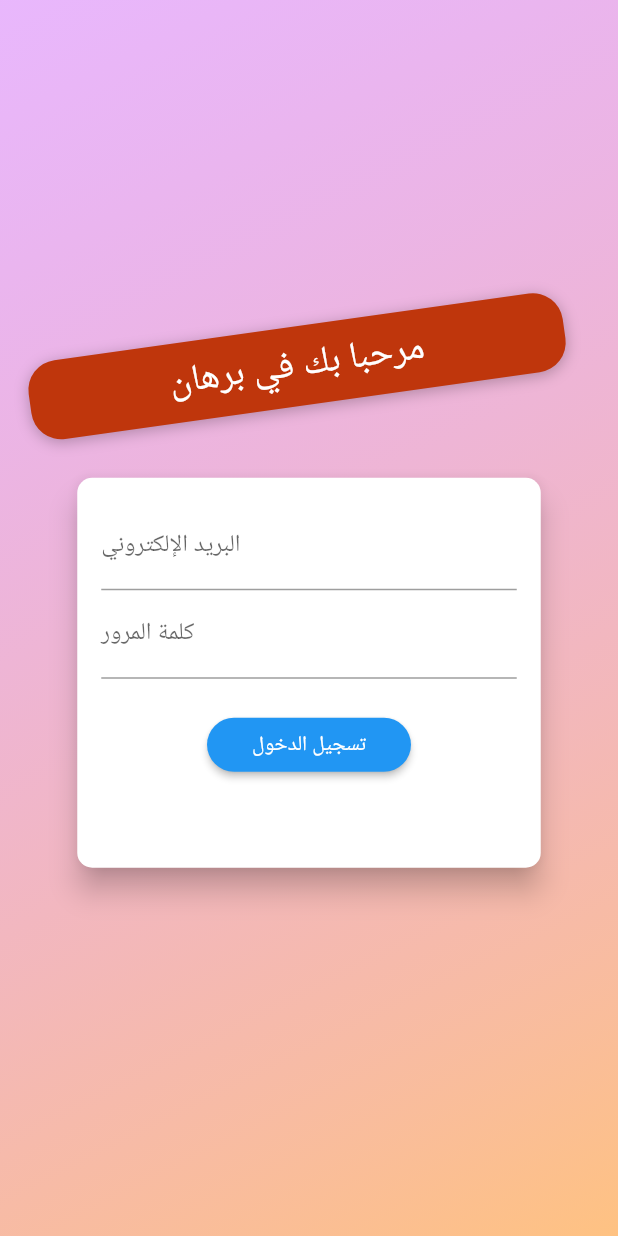
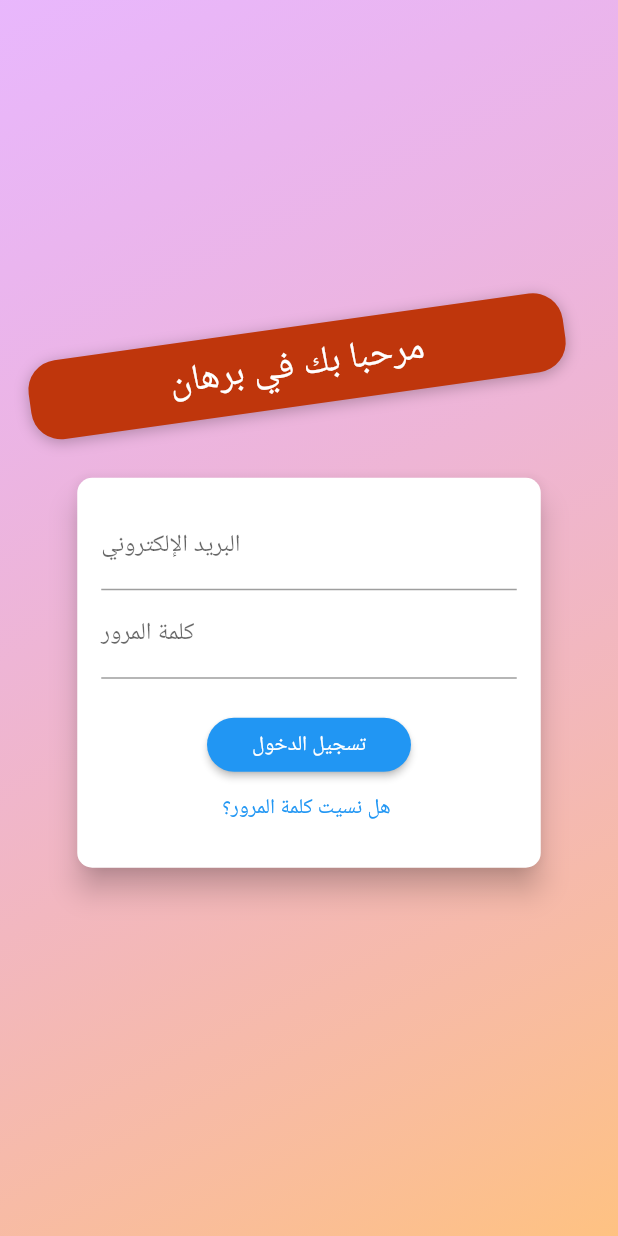
Before and after one commit to ahmed425/Borhan-Admin, a Flutter app: the screen it shows after launch, on a phone screen of 412 x 824 dp. Run offline on Flutter 3.47's test engine with Material 2 defaults, Android fonts, the phone set to English and light mode, and no system bars.

Commit message:
Admin Login With Password Reset Through Email

```diff
--- a/lib/models/http_exception.dart
+++ b/lib/models/http_exception.dart
@@ -6,6 +6,5 @@ class HttpException implements Exception {
   @override
   String toString() {
     return message;
-    // return super.toString(); // Instance of HttpException
   }
 }
--- a/lib/screens/auth_screen.dart
+++ b/lib/screens/auth_screen.dart
@@ -1,251 +1,15 @@
-// import 'dart:math';
-
-// import 'package:flutter/material.dart';
-// import 'package:provider/provider.dart';
-
-// import '../providers/auth.dart';
-
-// enum AuthMode { Signup, Login }
-
-// class AuthScreen extends StatelessWidget {
-//   static const routeName = '/auth';
-
-//   @override
-//   Widget build(BuildContext context) {
-//     final deviceSize = MediaQuery.of(context).size;
-//     // final transformConfig = Matrix4.rotationZ(-8 * pi / 180);
-//     // transformConfig.translate(-10.0);
-//     return Scaffold(
-//       // resizeToAvoidBottomInset: false,
-//       body: Stack(
-//         children: <Widget>[
-//           Container(
-//             decoration: BoxDecoration(
-//               gradient: LinearGradient(
-//                 colors: [
-//                   Color.fromRGBO(215, 117, 255, 1).withOpacity(0.5),
-//                   Color.fromRGBO(255, 188, 117, 1).withOpacity(0.9),
-//                 ],
-//                 begin: Alignment.topLeft,
-//                 end: Alignment.bottomRight,
-//                 stops: [0, 1],
-//               ),
-//             ),
-//           ),
-//           SingleChildScrollView(
-//             child: Container(
-//               height: deviceSize.height,
-//               width: deviceSize.width,
-//               child: Column(
-//                 mainAxisAlignment: MainAxisAlignment.center,
-//                 crossAxisAlignment: CrossAxisAlignment.center,
-//                 children: <Widget>[
-//                   Flexible(
-//                     child: Container(
-//                       margin: EdgeInsets.only(bottom: 20.0),
-//                       padding:
-//                           EdgeInsets.symmetric(vertical: 8.0, horizontal: 94.0),
-//                       transform: Matrix4.rotationZ(-8 * pi / 180)
-//                         ..translate(-10.0),
-//                       // ..translate(-10.0),
-//                       decoration: BoxDecoration(
-//                         borderRadius: BorderRadius.circular(20),
-//                         color: Colors.deepOrange.shade900,
-//                         boxShadow: [
-//                           BoxShadow(
-//                             blurRadius: 8,
-//                             color: Colors.black26,
-//                             offset: Offset(0, 2),
-//                           )
-//                         ],
-//                       ),
-//                       child: Text(
-//                         'MyShop',
-//                         style: TextStyle(
-//                           color: Theme.of(context).accentTextTheme.title.color,
-//                           fontSize: 50,
-//                           fontFamily: 'Anton',
-//                           fontWeight: FontWeight.normal,
-//                         ),
-//                       ),
-//                     ),
-//                   ),
-//                   Flexible(
-//                     flex: deviceSize.width > 600 ? 2 : 1,
-//                     child: AuthCard(),
-//                   ),
-//                 ],
-//               ),
-//             ),
-//           ),
-//         ],
-//       ),
-//     );
-//   }
-// }
-
-// class AuthCard extends StatefulWidget {
-//   const AuthCard({
-//     Key key,
-//   }) : super(key: key);
-
-//   @override
-//   _AuthCardState createState() => _AuthCardState();
-// }
-
-// class _AuthCardState extends State<AuthCard> {
-//   final GlobalKey<FormState> _formKey = GlobalKey();
-//   AuthMode _authMode = AuthMode.Login;
-//   Map<String, String> _authData = {
-//     'email': '',
-//     'password': '',
-//   };
-//   var _isLoading = false;
-//   final _passwordController = TextEditingController();
-
-//   Future<void> _submit() async {
-//     if (!_formKey.currentState.validate()) {
-//       // Invalid!
-//       return;
-//     }
-//     _formKey.currentState.save();
-//     setState(() {
-//       _isLoading = true;
-//     });
-//     if (_authMode == AuthMode.Login) {
-//       // Log user in
-//       await Provider.of<Auth>(context, listen: false).login(
-//         _authData['email'],
-//         _authData['password'],
-//       );
-//     } else {
-//       // Sign user up
-//       await Provider.of<Auth>(context, listen: false).signup(
-//         _authData['email'],
-//         _authData['password'],
-//       );
-//     }
-//     setState(() {
-//       _isLoading = false;
-//     });
-//   }
-
-//   void _switchAuthMode() {
-//     if (_authMode == AuthMode.Login) {
-//       setState(() {
-//         _authMode = AuthMode.Signup;
-//       });
-//     } else {
-//       setState(() {
-//         _authMode = AuthMode.Login;
-//       });
-//     }
-//   }
-
-//   @override
-//   Widget build(BuildContext context) {
-//     final deviceSize = MediaQuery.of(context).size;
-//     return Card(
-//       shape: RoundedRectangleBorder(
-//         borderRadius: BorderRadius.circular(10.0),
-//       ),
-//       elevation: 8.0,
-//       child: Container(
-//         height: _authMode == AuthMode.Signup ? 320 : 260,
-//         constraints:
-//             BoxConstraints(minHeight: _authMode == AuthMode.Signup ? 320 : 260),
-//         width: deviceSize.width * 0.75,
-//         padding: EdgeInsets.all(16.0),
-//         child: Form(
-//           key: _formKey,
-//           child: SingleChildScrollView(
-//             child: Column(
-//               children: <Widget>[
-//                 TextFormField(
-//                   decoration: InputDecoration(labelText: 'E-Mail'),
-//                   keyboardType: TextInputType.emailAddress,
-//                   validator: (value) {
-//                     if (value.isEmpty || !value.contains('@')) {
-//                       return 'Invalid email!';
-//                     }
-//                   },
-//                   onSaved: (value) {
-//                     _authData['email'] = value;
-//                   },
-//                 ),
-//                 TextFormField(
-//                   decoration: InputDecoration(labelText: 'Password'),
-//                   obscureText: true,
-//                   controller: _passwordController,
-//                   validator: (value) {
-//                     if (value.isEmpty || value.length < 5) {
-//                       return 'Password is too short!';
-//                     }
-//                   },
-//                   onSaved: (value) {
-//                     _authData['password'] = value;
-//                   },
-//                 ),
-//                 if (_authMode == AuthMode.Signup)
-//                   TextFormField(
-//                     enabled: _authMode == AuthMode.Signup,
-//                     decoration: InputDecoration(labelText: 'Confirm Password'),
-//                     obscureText: true,
-//                     validator: _authMode == AuthMode.Signup
-//                         ? (value) {
-//                             if (value != _passwordController.text) {
-//                               return 'Passwords do not match!';
-//                             }
-//                           }
-//                         : null,
-//                   ),
-//                 SizedBox(
-//                   height: 20,
-//                 ),
-//                 if (_isLoading)
-//                   CircularProgressIndicator()
-//                 else
-//                   RaisedButton(
-//                     child:
-//                         Text(_authMode == AuthMode.Login ? 'LOGIN' : 'SIGN UP'),
-//                     onPressed: _submit,
-//                     shape: RoundedRectangleBorder(
-//                       borderRadius: BorderRadius.circular(30),
-//                     ),
-//                     padding:
-//                         EdgeInsets.symmetric(horizontal: 30.0, vertical: 8.0),
-//                     color: Theme.of(context).primaryColor,
-//                     textColor: Theme.of(context).primaryTextTheme.button.color,
-//                   ),
-//                 FlatButton(
-//                   child: Text(
-//                       '${_authMode == AuthMode.Login ? 'SIGNUP' : 'LOGIN'} INSTEAD'),
-//                   onPressed: _switchAuthMode,
-//                   padding: EdgeInsets.symmetric(horizontal: 30.0, vertical: 4),
-//                   materialTapTargetSize: MaterialTapTargetSize.shrinkWrap,
-//                   textColor: Theme.of(context).primaryColor,
-//                 ),
-//               ],
-//             ),
-//           ),
-//         ),
-//       ),
-//     );
-//   }
-// }
-
-import 'dart:io';
 import 'dart:math';
 
-import 'package:BorhanAdmin/providers/auth.dart';
-import 'package:BorhanAdmin/screens/home_screen.dart';
-import 'package:flutter/cupertino.dart';
 import 'package:flutter/material.dart';
 import 'package:provider/provider.dart';
-import '../models/http_exception.dart';
+
+import '../providers/auth.dart';
+import 'home_screen.dart';
+
+enum AuthMode { ResetPassword, Login }
 
 class AuthScreen extends StatelessWidget {
-//  static const routeName = '/auth';
+  static const routeName = '/auth';
 
   @override
   Widget build(BuildContext context) {
@@ -332,6 +96,7 @@ class AuthCard extends StatefulWidget {
 
 class _AuthCardState extends State<AuthCard> {
   final GlobalKey<FormState> _formKey = GlobalKey();
+  AuthMode _authMode = AuthMode.Login;
   Map<String, String> _authData = {
     'email': '',
     'password': '',
@@ -362,28 +127,19 @@ class _AuthCardState extends State<AuthCard> {
       // Invalid!
       return;
     }
-    // _showErrorDialog("ghghvghvghvghg");
-    print("submit");
     _formKey.currentState.save();
     setState(() {
       _isLoading = true;
     });
-    // if (_authMode == AuthMode.Login) {
-    // Log user in
-    // await Provider.of<Auth>(context, listen: false).login(
-    //   _authData['email'],
-    //   _authData['password'],
-    // );
-    // } else {
-    // Sign user up
-
+    if (_authMode == AuthMode.Login) {
       try {
         // Log user in
         await Provider.of<Auth>(context, listen: false).login(
           _authData['email'],
           _authData['password'],
         );
-      Navigator.push(context, MaterialPageRoute(builder: (context) => Home()));
+        Navigator.push(
+            context, MaterialPageRoute(builder: (context) => Home()));
         // Navigator.of(context).pushReplacementNamed('/home');
       }
       //  on HttpException catch (error) {
@@ -402,47 +158,26 @@ class _AuthCardState extends State<AuthCard> {
             'البريد الإلكتروني أو كلمة المرور غير صحيحة,رجاء المحاولة مرة أخري';
         _showErrorDialog(errorMessage);
       }
-    // on HttpException catch (error) {
-    //   //  if (error.toString().contains('INVALID_PASSWORD')) {
-    //            _showErrorDialog("noooooooo");
-
-    //   // }
-    // }
-
-    // try {
-    //   await Provider.of<Auth>(context, listen: false).login(
-    //     _authData['email'],
-    //     _authData['password'],
-    //   );
-    // } on HttpException catch (error) {
-    //   var errorMessage;
-
-    //   if (error.toString().contains('INVALID_PASSWORD')) {
-    //     errorMessage = 'Invalid password.';
-    //   }
-    //   _showErrorDialog(errorMessage);
-    // } catch (error) {
-    //   const errorMessage =
-    //       'Could not authenticate you. Please try again later.';
-    //   _showErrorDialog(errorMessage);
-    // }
-
+    } else {
+      await Provider.of<Auth>(context, listen: false)
+          .resetPassword(_authData['email']);
+    }
     setState(() {
       _isLoading = false;
     });
   }
 
-  // void _switchAuthMode() {
-  //   if (_authMode == AuthMode.Login) {
-  //     setState(() {
-  //       _authMode = AuthMode.Signup;
-  //     });
-  //   } else {
-  //     setState(() {
-  //       _authMode = AuthMode.Login;
-  //     });
-  //   }
-  // }
+  void _switchAuthMode() {
+    if (_authMode == AuthMode.Login) {
+      setState(() {
+        _authMode = AuthMode.ResetPassword;
+      });
+    } else {
+      setState(() {
+        _authMode = AuthMode.Login;
+      });
+    }
+  }
 
   @override
   Widget build(BuildContext context) {
@@ -453,8 +188,9 @@ class _AuthCardState extends State<AuthCard> {
       ),
       elevation: 8.0,
       child: Container(
-        height: 260,
-        constraints: BoxConstraints(minHeight: 260),
+        height: _authMode == AuthMode.ResetPassword ? 320 : 260,
+        constraints: BoxConstraints(
+            minHeight: _authMode == AuthMode.ResetPassword ? 320 : 260),
         width: deviceSize.width * 0.75,
         padding: EdgeInsets.all(16.0),
         child: Form(
@@ -474,10 +210,10 @@ class _AuthCardState extends State<AuthCard> {
                     _authData['email'] = value;
                   },
                 ),
+                if (_authMode == AuthMode.Login)
                   TextFormField(
                     decoration: InputDecoration(labelText: 'كلمة المرور'),
                     obscureText: true,
-//                  textAlign: TextAlign.right,
                     controller: _passwordController,
                     validator: (value) {
                       if (value.isEmpty || value.length < 5) {
@@ -488,11 +224,29 @@ class _AuthCardState extends State<AuthCard> {
                       _authData['password'] = value;
                     },
                   ),
+                // if (_authMode == AuthMode.ResetPassword)
+                //   TextFormField(
+                //     enabled: _authMode == AuthMode.ResetPassword,
+                //     decoration: InputDecoration(labelText: 'Confirm Password'),
+                //     obscureText: true,
+                //     validator: _authMode == AuthMode.ResetPassword
+                //         ? (value) {
+                //             if (value != _passwordController.text) {
+                //               return 'Passwords do not match!';
+                //             }
+                //           }
+                //         : null,
+                //   ),
                 SizedBox(
                   height: 20,
                 ),
+                if (_isLoading)
+                  CircularProgressIndicator()
+                else
                   RaisedButton(
-                  child: Text('تسجيل الدخول'),
+                    child: Text(_authMode == AuthMode.Login
+                        ? 'تسجيل الدخول'
+                        : 'إرسال رابط تغيير كلمة المرور'),
                     onPressed: _submit,
                     shape: RoundedRectangleBorder(
                       borderRadius: BorderRadius.circular(30),
@@ -502,6 +256,14 @@ class _AuthCardState extends State<AuthCard> {
                     color: Theme.of(context).primaryColor,
                     textColor: Theme.of(context).primaryTextTheme.button.color,
                   ),
+                FlatButton(
+                  child: Text(
+                      '${_authMode == AuthMode.Login ? 'هل نسيت كلمة المرور؟' : 'الرجوع إلي تسجيل الدخول'} '),
+                  onPressed: _switchAuthMode,
+                  padding: EdgeInsets.symmetric(horizontal: 30.0, vertical: 4),
+                  materialTapTargetSize: MaterialTapTargetSize.shrinkWrap,
+                  textColor: Theme.of(context).primaryColor,
+                ),
               ],
             ),
           ),
@@ -510,3 +272,297 @@ class _AuthCardState extends State<AuthCard> {
     );
   }
 }
+
+// import 'dart:io';
+// import 'dart:math';
+
+// import 'package:BorhanAdmin/providers/auth.dart';
+// import 'package:BorhanAdmin/screens/home_screen.dart';
+// import 'package:flutter/cupertino.dart';
+// import 'package:flutter/material.dart';
+// import 'package:provider/provider.dart';
+
+// // import '../models/http_exception.dart';
+// enum AuthMode { Login, Reset }
+
+// class AuthScreen extends StatelessWidget {
+// //  static const routeName = '/auth';
+//   @override
+//   Widget build(BuildContext context) {
+//     final deviceSize = MediaQuery.of(context).size;
+//     // final transformConfig = Matrix4.rotationZ(-8 * pi / 180);
+//     // transformConfig.translate(-10.0);
+//     return Scaffold(
+//       // resizeToAvoidBottomInset: false,
+//       body: Stack(
+//         children: <Widget>[
+//           Container(
+//             decoration: BoxDecoration(
+//               gradient: LinearGradient(
+//                 colors: [
+//                   Color.fromRGBO(215, 117, 255, 1).withOpacity(0.5),
+//                   Color.fromRGBO(255, 188, 117, 1).withOpacity(0.9),
+//                 ],
+//                 begin: Alignment.topLeft,
+//                 end: Alignment.bottomRight,
+//                 stops: [0, 1],
+//               ),
+//             ),
+//           ),
+//           SingleChildScrollView(
+//             child: Container(
+//               height: deviceSize.height,
+//               width: deviceSize.width,
+//               child: Column(
+//                 mainAxisAlignment: MainAxisAlignment.center,
+//                 crossAxisAlignment: CrossAxisAlignment.center,
+//                 children: <Widget>[
+//                   Flexible(
+//                     child: Container(
+//                       margin: EdgeInsets.only(bottom: 20.0),
+//                       padding:
+//                           EdgeInsets.symmetric(vertical: 8.0, horizontal: 94.0),
+//                       transform: Matrix4.rotationZ(-8 * pi / 180)
+//                         ..translate(-10.0),
+//                       // ..translate(-10.0),
+//                       decoration: BoxDecoration(
+//                         borderRadius: BorderRadius.circular(20),
+//                         color: Colors.deepOrange.shade900,
+//                         boxShadow: [
+//                           BoxShadow(
+//                             blurRadius: 8,
+//                             color: Colors.black26,
+//                             offset: Offset(0, 2),
+//                           )
+//                         ],
+//                       ),
+//                       child: Text(
+//                         'مرحبا بك في برهان',
+//                         style: TextStyle(
+//                           color: Theme.of(context).accentTextTheme.title.color,
+//                           fontSize: 25,
+//                           fontFamily: 'Anton',
+//                           fontWeight: FontWeight.normal,
+//                         ),
+//                       ),
+//                     ),
+//                   ),
+//                   Flexible(
+//                     flex: deviceSize.width > 600 ? 2 : 1,
+//                     child: AuthCard(),
+//                   ),
+//                 ],
+//               ),
+//             ),
+//           ),
+//         ],
+//       ),
+//     );
+//   }
+// }
+
+// class AuthCard extends StatefulWidget {
+//   const AuthCard({
+//     Key key,
+//   }) : super(key: key);
+
+//   @override
+//   _AuthCardState createState() => _AuthCardState();
+// }
+
+// class _AuthCardState extends State<AuthCard> {
+//   final GlobalKey<FormState> _formKey = GlobalKey();
+//   AuthMode _authMode = AuthMode.Login;
+
+//   Map<String, String> _authData = {
+//     'email': '',
+//     'password': '',
+//   };
+//   var _isLoading = false;
+//   final _passwordController = TextEditingController();
+//   void _showErrorDialog(String message) {
+//     print("alert");
+//     showDialog(
+//       context: context,
+//       builder: (ctx) => AlertDialog(
+//         title: Text('حدث خطأ ما'),
+//         content: Text(message),
+//         actions: <Widget>[
+//           FlatButton(
+//             child: Text('Okay'),
+//             onPressed: () {
+//               Navigator.of(ctx).pop();
+//             },
+//           )
+//         ],
+//       ),
+//     );
+//   }
+
+//   Future<void> _submit() async {
+//     if (!_formKey.currentState.validate()) {
+//       // Invalid!
+//       return;
+//     }
+//     // _showErrorDialog("ghghvghvghvghg");
+//     print("submit");
+//     _formKey.currentState.save();
+//     setState(() {
+//       _isLoading = true;
+//     });
+//     if (_authMode == AuthMode.Login) {
+//       try {
+//         // Log user in
+//         await Provider.of<Auth>(context, listen: false).login(
+//           _authData['email'],
+//           _authData['password'],
+//         );
+//         Navigator.push(
+//             context, MaterialPageRoute(builder: (context) => Home()));
+//         // Navigator.of(context).pushReplacementNamed('/home');
+//       }
+//       //  on HttpException catch (error) {
+//       //   var errorMessage = 'Authentication failed';
+//       //   if (error.toString().contains('INVALID_EMAIL')) {
+//       //     errorMessage = 'This is not a valid email address';
+//       //   }  else if (error.toString().contains('EMAIL_NOT_FOUND')) {
+//       //     errorMessage = 'Could not find a user with that email.';
+//       //   } else if (error.toString().contains('INVALID_PASSWORD')) {
+//       //     errorMessage = 'Invalid password.';
+//       //   }
+//       //   _showErrorDialog(errorMessage);
+//       // }
+//       catch (error) {
+//         const errorMessage =
+//             'البريد الإلكتروني أو كلمة المرور غير صحيحة,رجاء المحاولة مرة أخري';
+//         _showErrorDialog(errorMessage);
+//       }
+//     } else {}
+
+//     // on HttpException catch (error) {
+//     //   //  if (error.toString().contains('INVALID_PASSWORD')) {
+//     //            _showErrorDialog("noooooooo");
+
+//     //   // }
+//     // }
+
+//     // try {
+//     //   await Provider.of<Auth>(context, listen: false).login(
+//     //     _authData['email'],
+//     //     _authData['password'],
+//     //   );
+//     // } on HttpException catch (error) {
+//     //   var errorMessage;
+
+//     //   if (error.toString().contains('INVALID_PASSWORD')) {
+//     //     errorMessage = 'Invalid password.';
+//     //   }
+//     //   _showErrorDialog(errorMessage);
+//     // } catch (error) {
+//     //   const errorMessage =
+//     //       'Could not authenticate you. Please try again later.';
+//     //   _showErrorDialog(errorMessage);
+//     // }
+
+//     setState(() {
+//       _isLoading = false;
+//     });
+//   }
+
+//   void _switchAuthMode() {
+//     if (_authMode == AuthMode.Login) {
+//       setState(() {
+//         _authMode = AuthMode.Reset;
+//       });
+//     } else {
+//       setState(() {
+//         _authMode = AuthMode.Login;
+//       });
+//     }
+//   }
+
+//   @override
+//   Widget build(BuildContext context) {
+//     final deviceSize = MediaQuery.of(context).size;
+//     return Card(
+//       shape: RoundedRectangleBorder(
+//         borderRadius: BorderRadius.circular(10.0),
+//       ),
+//       elevation: 8.0,
+//       child: Container(
+//         height: 260,
+//         constraints: BoxConstraints(minHeight: 260),
+//         width: deviceSize.width * 0.75,
+//         padding: EdgeInsets.all(16.0),
+//         child: Form(
+//           key: _formKey,
+//           child: SingleChildScrollView(
+//             child: Column(
+//               children: <Widget>[
+//                 TextFormField(
+//                   decoration: InputDecoration(
+//                     labelText: 'البريد الإلكتروني',
+//                     // contentPadding:
+//                     //     const EdgeInsets.only(left: 0, bottom: 10.0, top: 10.0),
+//                   ),
+//                   keyboardType: TextInputType.emailAddress,
+//                   validator: (value) {
+//                     if (value.isEmpty || !value.contains('@')) {
+//                       return 'Invalid email!';
+//                     }
+//                   },
+//                   onSaved: (value) {
+//                     _authData['email'] = value;
+//                   },
+//                 ),
+//                 TextFormField(
+//                   decoration: InputDecoration(
+//                     labelText: 'كلمة المرور',
+//                     // contentPadding: const EdgeInsets.only(
+//                     //     left: 205, bottom: 10.0, top: 10.0),
+//                   ),
+//                   obscureText: true,
+// //                  textAlign: TextAlign.right,
+//                   controller: _passwordController,
+
+//                   validator: (value) {
+//                     if (value.isEmpty || value.length < 5) {
+//                       return 'Password is too short!';
+//                     }
+//                   },
+//                   onSaved: (value) {
+//                     _authData['password'] = value;
+//                   },
+//                 ),
+//                 if (_authMode == AuthMode.Reset)
+//                   TextFormField(
+//                     style: TextStyle(fontSize: 22.0),
+//                     decoration: InputDecoration(
+//                       labelText: 'البريد الإلكتروني',
+//                       // contentPadding: const EdgeInsets.only(
+//                       //     left: 205, bottom: 10.0, top: 10.0),
+//                     ),
+//                     onSaved: (value) => _email = value,
+//                   ),
+//                 SizedBox(
+//                   height: 20,
+//                 ),
+//                 RaisedButton(
+//                   child: Text('تسجيل الدخول'),
+//                   onPressed: _submit,
+//                   shape: RoundedRectangleBorder(
+//                     borderRadius: BorderRadius.circular(30),
+//                   ),
+//                   padding:
+//                       EdgeInsets.symmetric(horizontal: 30.0, vertical: 8.0),
+//                   color: Theme.of(context).primaryColor,
+//                   textColor: Theme.of(context).primaryTextTheme.button.color,
+//                 ),
+//               ],
+//             ),
+//           ),
+//         ),
+//       ),
+//     );
+//   }
+// }
```
Also changed, not shown: lib/providers/auth.dart (+73 -3 lines). Lines whose indentation alone changed are shown as unchanged.
